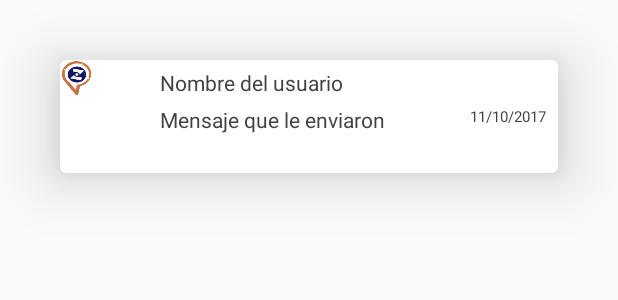
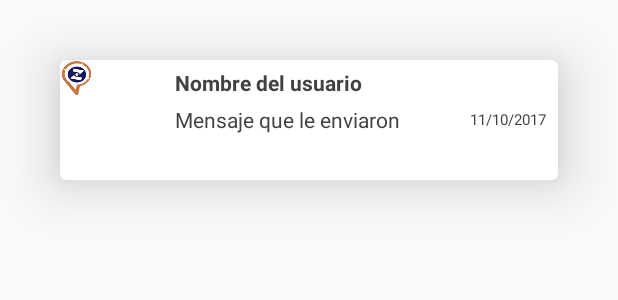
Before and after one commit to julianbermolen/CazaRecompensas, an Android app: the layout content_bandeja_entrada.xml on its own in the app's theme, with its tools: preview values and no code run, on a phone screen of 412 x 824 dp. Shown: the top 300 px of the screen. Run offline under Robolectric (Android 15) with nearby library versions, the phone set to English and light mode, and no system bars.

Commit message:
Mejoras visuales

```diff
--- a/app/src/main/java/ar/com/cazarecompensas/cazarecompensas/Models/Adapters/ConversacionAdapter.java
+++ b/app/src/main/java/ar/com/cazarecompensas/cazarecompensas/Models/Adapters/ConversacionAdapter.java
@@ -72,6 +72,7 @@ public class ConversacionAdapter extends ArrayAdapter<Comentario> {
             }else{
                 vh.textoDa.setText(item.getComentario());
                 if(item.getImagen() != null){
+                    vh.textoRecibe.invalidate();
                     Picasso.with(context).load(item.getImagen()).into(vh.fotoCom);
                     vh.fotoCom.setOnClickListener(new View.OnClickListener() {
                         @Override
--- a/app/src/main/res/layout/content_bandeja_entrada.xml
+++ b/app/src/main/res/layout/content_bandeja_entrada.xml
@@ -4,7 +4,7 @@
     xmlns:tools="http://schemas.android.com/tools"
     android:id="@+id/card_view"
     android:layout_width="fill_parent"
-    android:layout_height="75dp"
+    android:layout_height="80dp"
     android:layout_margin="40dp"
     android:clickable="true"
     android:foreground="?android:attr/selectableItemBackground"
@@ -33,7 +33,8 @@
             android:layout_width="match_parent"
             android:layout_height="match_parent"
             android:orientation="vertical"
-            android:layout_weight="1">
+            android:layout_weight="1"
+            android:layout_marginLeft="10dp">
 
             <TextView
                 android:id="@+id/nombreUser"
@@ -41,6 +42,7 @@
                 android:layout_height="wrap_content"
                 android:layout_marginTop="5dp"
                 android:layout_marginBottom="5dp"
+                android:textStyle="bold"
                 android:text="Nombre del usuario"
                 android:textColor="@color/cardview_dark_background"/>
             <TextView
--- a/app/src/main/res/values/colors.xml
+++ b/app/src/main/res/values/colors.xml
@@ -7,4 +7,5 @@
     <color name="white">#FFFFFF</color>
     <color name="opaco">#c8ff9f22</color>
     <color name="Negro">#000</color>
+    <color name="Gris">#c0d1d1d1</color>
 </resources>
```
Also changed, not shown: app/src/main/res/drawable/circle_border.xml (added, +7 -0 lines), app/src/main/res/drawable/circle_border2.xml (added, +7 -0 lines), app/src/main/res/layout/content_conversacion.xml (+22 -13 lines).
